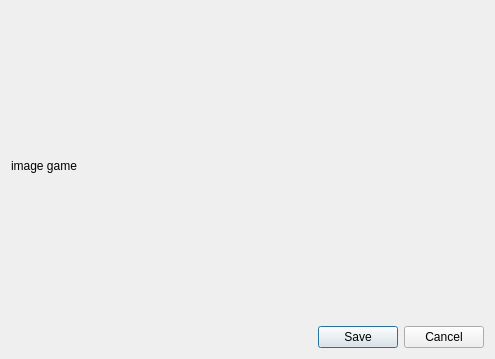
francidellungo/Minigrid_HCI-project, file newGame.ui: the form before one commit.
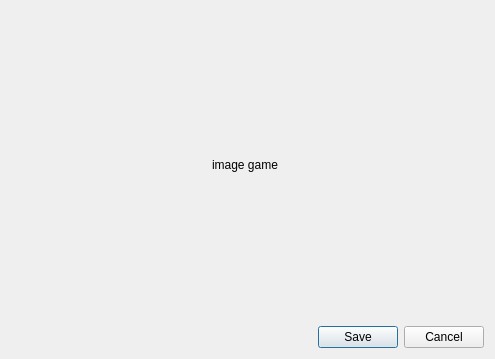
The form after the commit.

Commit message: delete games fixed, play minigrid in new game dialog to be fixed.

What changed in the file:
```diff
--- a/newGame.ui
+++ b/newGame.ui
@@ -41,8 +41,11 @@
    <bool>false</bool>
   </property>
   <layout class="QVBoxLayout" name="verticalLayout_2">
-   <item>
+   <item alignment="Qt::AlignHCenter|Qt::AlignVCenter">
     <widget class="QLabel" name="game_label">
+     <property name="frameShape">
+      <enum>QFrame::NoFrame</enum>
+     </property>
      <property name="text">
       <string>image game </string>
      </property>
```
The commit also changes 5 other files.
